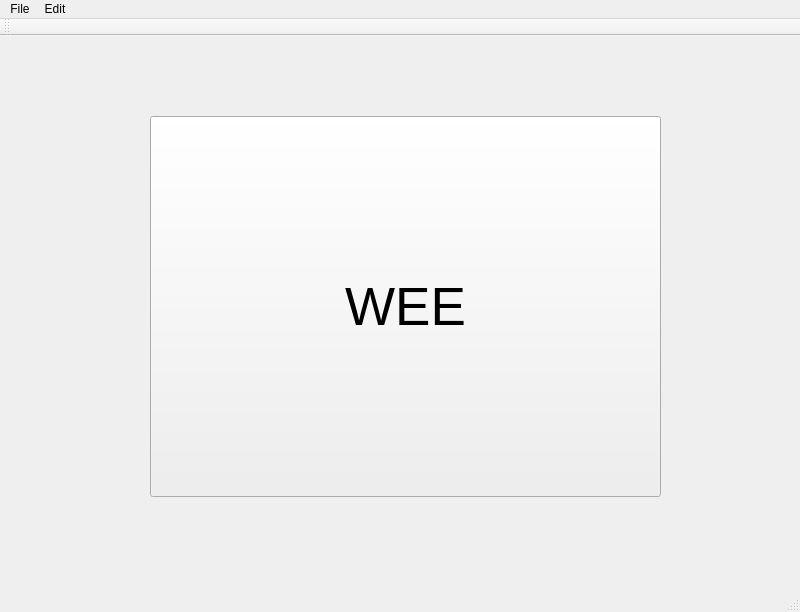
First picture: the form in SimpleRegistry/SimpleRegistry.ui, repository rohitrtk/SimpleRegistry, before the edit.
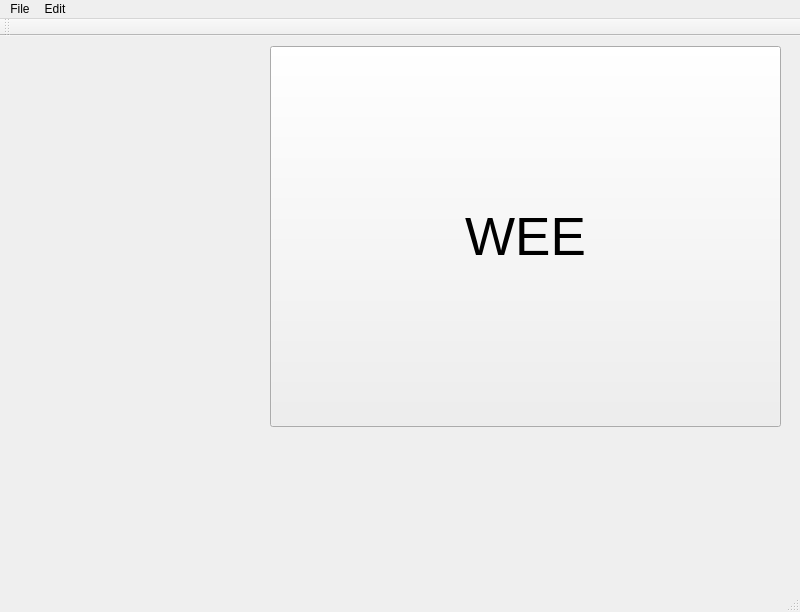
Second picture: the form after the edit.

```diff
--- a/SimpleRegistry/SimpleRegistry.ui
+++ b/SimpleRegistry/SimpleRegistry.ui
@@ -17,8 +17,8 @@
    <widget class="QPushButton" name="myPushButton">
     <property name="geometry">
      <rect>
-      <x>150</x>
-      <y>80</y>
+      <x>270</x>
+      <y>10</y>
       <width>511</width>
       <height>381</height>
      </rect>
```
